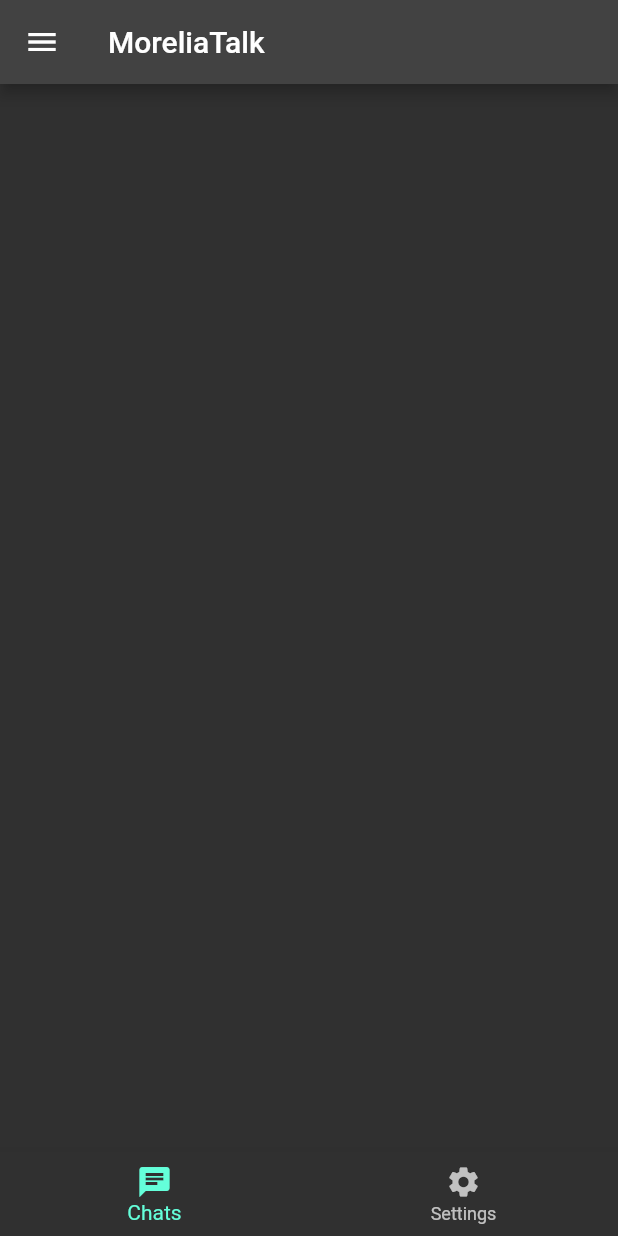
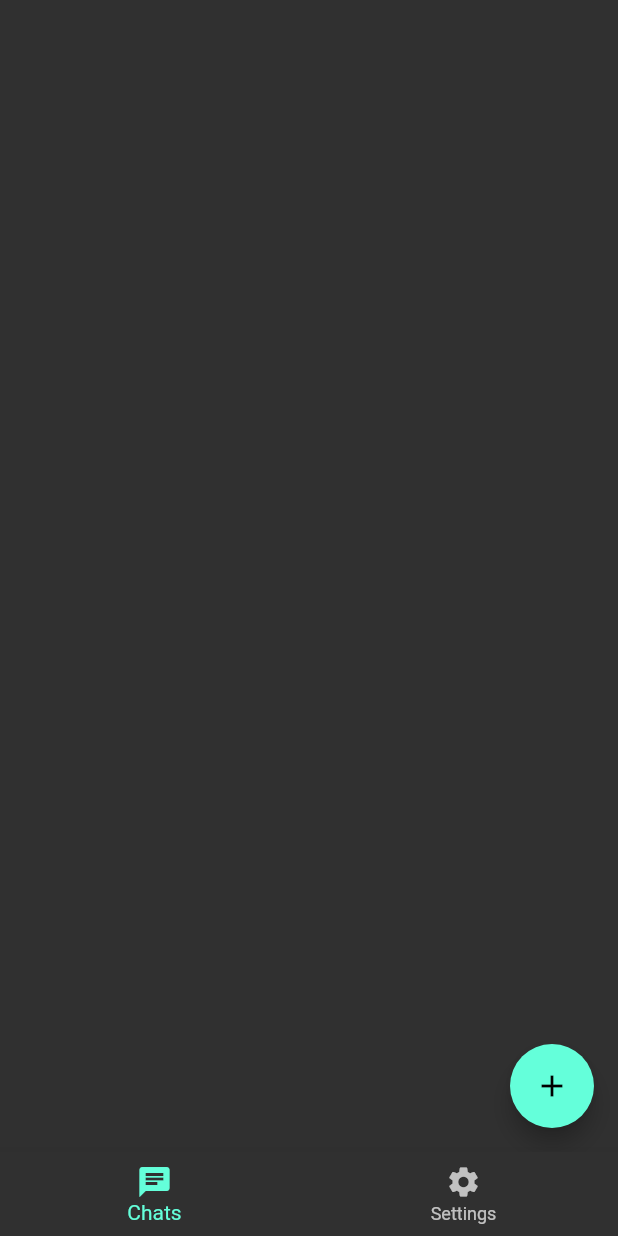
Before and after one commit to MoreliaTalk/morelia_client_flutter, a Flutter app: the screen it shows after launch, on a phone screen of 412 x 824 dp. Run offline on Flutter 3.47's test engine with Material 2 defaults, Android fonts, the phone set to English and light mode, and no system bars; our stand-ins replace faker, flutter_hooks, flutter_riverpod, go_router.

Commit message:
fix bugs desktop version, and add floating button in chatList

```diff
--- a/lib/components/chat_list.dart
+++ b/lib/components/chat_list.dart
@@ -1,3 +1,4 @@
+import 'package:faker/faker.dart';
 import 'package:flutter/material.dart';
 import 'package:flutter_riverpod/flutter_riverpod.dart';
 import '../modules/platform_const.dart';
@@ -54,12 +55,24 @@ class ChatList extends ConsumerWidget {
   @override
   Widget build(BuildContext context, WidgetRef ref) {
     List<ChatItem> chats = ref.watch(chatListStateProvider);
-    return Container(
-        child: (ListView.builder(
-            controller: ScrollController(),
-            itemCount: chats.length,
-            itemBuilder: (context, index) {
-              return chats[index];
-            })));
+    return Scaffold(
+      body: Container(
+          child: (ListView.builder(
+              controller: ScrollController(),
+              itemCount: chats.length,
+              itemBuilder: (context, index) {
+                return chats[index];
+              }))),
+      floatingActionButton: FloatingActionButton(
+        child: const Icon(Icons.add),
+        onPressed: () {
+          var faker = Faker();
+          ref.watch(chatListStateProvider.notifier).addChat(
+                faker.person.name(),
+                faker.lorem.sentence(),
+              );
+        },
+      ),
+    );
   }
 }
--- a/lib/components/communication_page.dart
+++ b/lib/components/communication_page.dart
@@ -1,6 +1,7 @@
 import 'package:faker/faker.dart';
 import 'package:flutter/material.dart';
 import 'package:flutter_riverpod/flutter_riverpod.dart';
+import 'package:go_router/go_router.dart';
 
 import 'message_area.dart';
 
@@ -27,6 +28,7 @@ class CommunicationPage extends ConsumerWidget {
         Message(faker.lorem.sentence(), type),
       ];
     }
+
     return Scaffold(
         appBar: AppBar(
           title: const Text("chatName"),
--- a/lib/mobile/chats_page.dart
+++ b/lib/mobile/chats_page.dart
@@ -20,17 +20,6 @@ class MobileChatsPage extends ConsumerWidget {
               GoRouter.of(context).push("/messages/" + uuid);
             });
     return Scaffold(
-      appBar: AppBar(
-          title: const Text("MoreliaTalk"),
-          leading: IconButton(
-              icon: const Icon(Icons.menu),
-              onPressed: () {
-                var faker = Faker();
-                chats.addChat(
-                  faker.person.name(),
-                  faker.lorem.sentence(),
-                );
-              })),
       body: const ChatList(),
       bottomNavigationBar: MobileNavBar(),
     );
```
Also changed, not shown: lib/desktop/main_page.dart (+12 -18 lines).
